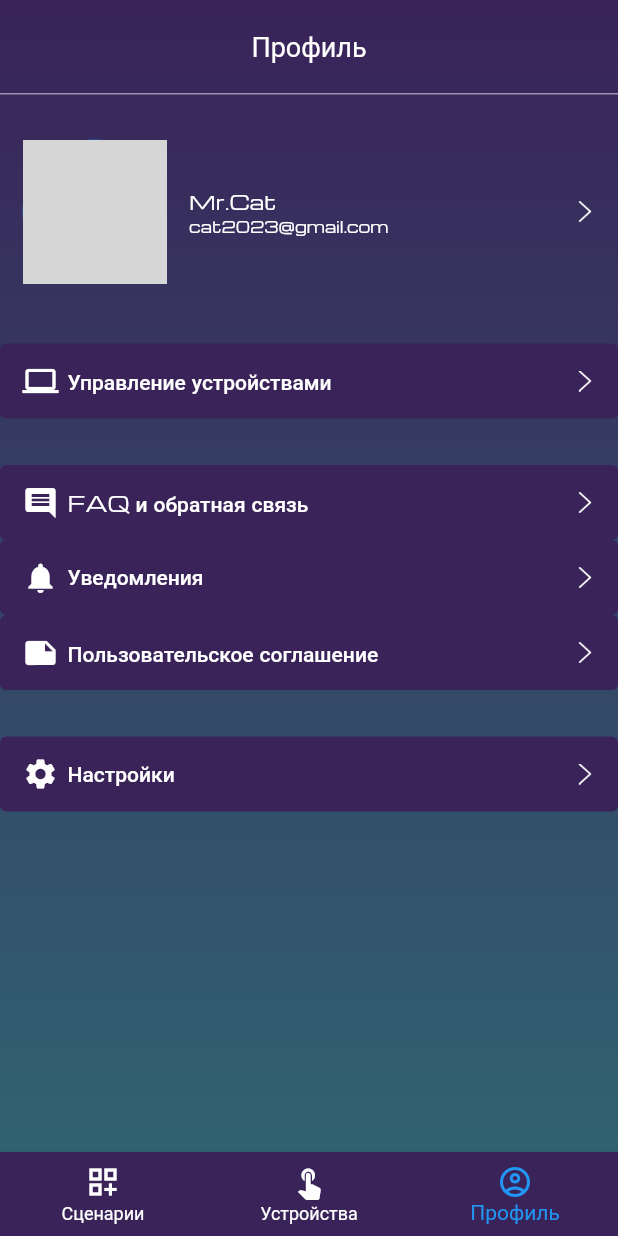
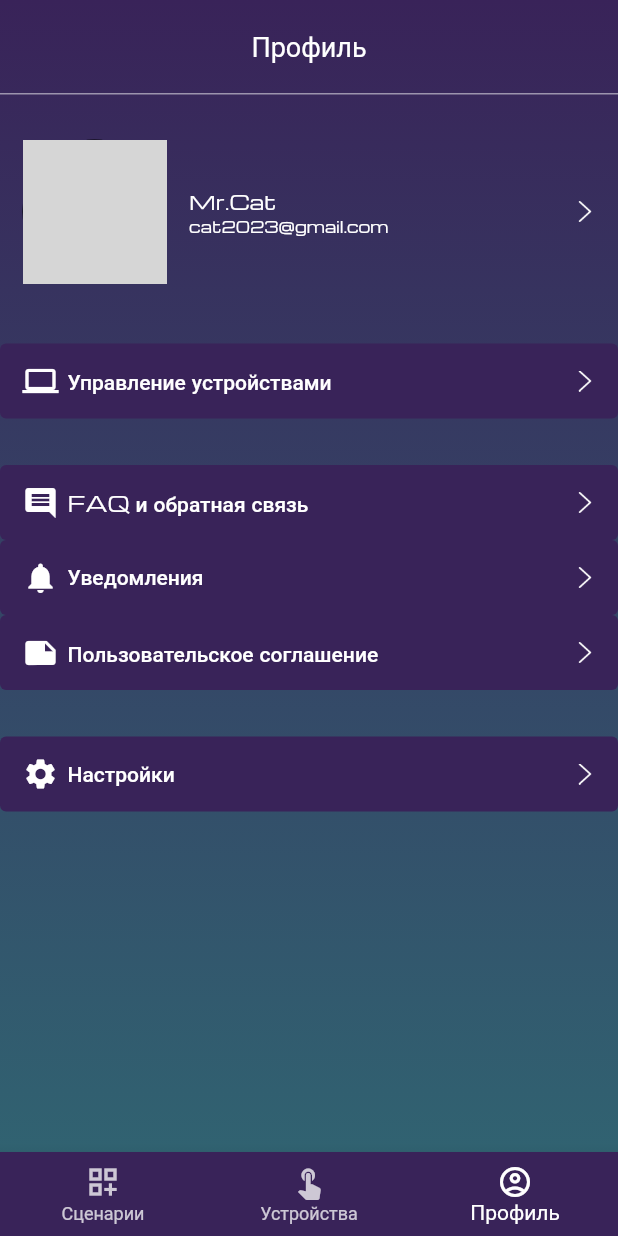
Before and after one commit to SergeiGD/IOT-flutter, a Flutter app: the screen it shows after launch, after a tap on "Далее", on a phone screen of 412 x 824 dp. Run offline on Flutter 3.47's test engine with Material 2 defaults, Android fonts, the phone set to English and light mode, and no system bars; grey boxes are pictures that could not be loaded.

Commit message:
implemented ThemeData and create GradientContainer

```diff
--- a/iot/lib/General/components/main_scuffold.dart
+++ b/iot/lib/General/components/main_scuffold.dart
@@ -1,7 +1,7 @@
 import 'package:flutter/material.dart';
+import 'package:iot/General/gradient_container.dart';
 import 'package:iot/ListDevicesScreen/list_devices_screen.dart';
 import 'package:iot/ProfileScreen/profile_screen.dart';
-import 'package:iot/constants.dart';
 
 class MainScaffold extends StatefulWidget {
   const MainScaffold({super.key});
@@ -27,20 +27,15 @@ class _MainScaffoldState extends State<MainScaffold> {
 
   @override
   Widget build(BuildContext context) {
-    return Container(
-      decoration: const BoxDecoration(
-        gradient: LinearGradient(
-          begin: Alignment.topCenter,
-          end: Alignment.bottomCenter,
-          colors: [Color(0xFF392359), Color(0xFF306773)],
-        ),
-      ),
+    return GradientContainer(
       child: Scaffold(
           backgroundColor: Colors.transparent,
           bottomNavigationBar: BottomNavigationBar(
-            unselectedItemColor: Colors.white,
             currentIndex: _currentIndex.round(),
-            backgroundColor: cMainBackgroundColor,
+            backgroundColor: Theme.of(context).colorScheme.primary,
+            unselectedItemColor:
+                Theme.of(context).colorScheme.onPrimary.withOpacity(0.75),
+            selectedItemColor: Theme.of(context).colorScheme.onPrimary,
             onTap: (tabIndex) {
               _controller.jumpToPage(tabIndex);
             },
--- a/iot/lib/General/components/nav_top.dart
+++ b/iot/lib/General/components/nav_top.dart
@@ -1,5 +1,4 @@
 import 'package:flutter/material.dart';
-import 'package:iot/constants.dart';
 
 class NavTop extends StatelessWidget implements PreferredSizeWidget {
   const NavTop(
--- a/iot/lib/General/components/top_navigation.dart
+++ b/iot/lib/General/components/top_navigation.dart
@@ -1,5 +1,4 @@
 import 'package:flutter/material.dart';
-import 'package:iot/constants.dart';
 import 'package:iot/General/components/redirect_button.dart';
 
 class NavIcon {
--- /dev/null
+++ b/iot/lib/General/gradient_container.dart
@@ -0,0 +1,23 @@
+import 'package:flutter/material.dart';
+
+class GradientContainer extends StatelessWidget {
+  const GradientContainer({super.key, required this.child});
+
+  final Widget child;
+
+  @override
+  Widget build(BuildContext context) {
+    return Container(
+        decoration: BoxDecoration(
+          gradient: LinearGradient(
+            begin: Alignment.topCenter,
+            end: Alignment.bottomCenter,
+            colors: [
+              Theme.of(context).colorScheme.primary,
+              Theme.of(context).colorScheme.background
+            ],
+          ),
+        ),
+        child: child);
+  }
+}
--- a/iot/lib/LoginScreen/components/body.dart
+++ /dev/null
@@ -1,3 +0,0 @@
-
-
-// todo
--- a/iot/lib/LoginScreen/login_screen.dart
+++ b/iot/lib/LoginScreen/login_screen.dart
@@ -1,21 +1,14 @@
 import 'package:flutter/material.dart';
 import 'package:iot/General/components/main_scuffold.dart';
-import 'package:iot/constants.dart';
+import 'package:iot/General/gradient_container.dart';
 
 class LoginScreen extends StatelessWidget {
   const LoginScreen({super.key});
 
   @override
   Widget build(BuildContext context) {
-    Size size = MediaQuery.of(context).size;
-    return Container(
-      decoration: const BoxDecoration(
-        gradient: LinearGradient(
-          begin: Alignment.topCenter,
-          end: Alignment.bottomCenter,
-          colors: [Color(0xFF392359), Color(0xFF306773)],
-        ),
-      ),
+    return GradientContainer(
+      child: Padding(
         padding: const EdgeInsets.symmetric(horizontal: 20, vertical: 30),
         child: Scaffold(
           backgroundColor: Colors.transparent,
@@ -50,13 +43,15 @@ class LoginScreen extends StatelessWidget {
                           Tab(text: "По телефону")
                         ]),
                         Expanded(
-                        child: TabBarView(children: [LoginForm(), PhoneForm()]),
+                          child:
+                              TabBarView(children: [LoginForm(), PhoneForm()]),
                         ),
                         Text(
                           'Нажимая “Далее”, Вы соглашаетесь с \nусловиями пользовательского соглашения',
                           textAlign: TextAlign.center,
                         )
                       ]),
+                ),
               ),
             ),
           ),
@@ -130,7 +125,7 @@ class _LoginFormState extends State<LoginForm> {
             ElevatedButton(
                 style: ElevatedButton.styleFrom(
                     padding: const EdgeInsets.symmetric(vertical: 12),
-                    backgroundColor: const Color.fromRGBO(102, 119, 217, 0.85)),
+                    backgroundColor: Theme.of(context).colorScheme.secondary),
                 onPressed: () {
                   Navigator.push(
                       context,
--- a/iot/lib/constants.dart
+++ b/iot/lib/constants.dart
@@ -1,7 +1,15 @@
-import 'dart:ui';
+import 'package:flutter/material.dart';
 
 const Color cMainBackgroundColor = Color.fromRGBO(57, 35, 89, 1);
 const Color cSecondaryBackgroundColor = Color.fromRGBO(48, 103, 115, 1);
 const Color cSecondaryTextColor = Color.fromRGBO(255, 255, 255, 0.5);
 const Color cGreenColor = Color.fromRGBO(35, 140, 130, 1);
-const Color cBlueColor = Color.fromRGBO(102, 119, 217, 1);
+
+const Color cPrimary = Color(0xFF392359);
+const Color cAccentColor = Colors
+    .white; // используется в тексте и иконках нижней навигации, тексте кнопок, заголовках, иконках
+const Color cSecondary = Color(0xD86677D9);
+const Color cGradientColor =
+    Color(0xFF306773); // второй цвет градиента, первый это cPrimary
+const Color cSecondAccentColor = Color.fromRGBO(
+    255, 255, 255, 0.5); // используется в тексте на странице списка устройств
--- a/iot/lib/main.dart
+++ b/iot/lib/main.dart
@@ -1,6 +1,7 @@
 import 'package:flutter/material.dart';
 // import 'package:iot/ListDevicesScreen/list_devices_screen.dart';
 import 'package:iot/LoginScreen/login_screen.dart';
+import 'package:iot/constants.dart';
 
 void main() {
   runApp(const MyApp());
@@ -8,16 +9,35 @@ void main() {
 
 class MyApp extends StatelessWidget {
   const MyApp({super.key});
-
   @override
   Widget build(BuildContext context) {
-    return MaterialApp(
-      title: "Smart Home",
-      theme: ThemeData(
+    ColorScheme defaultColorScheme() {
+      return const ColorScheme(
+          brightness: Brightness.dark,
+          primary: cPrimary, // фон кнопок
+          onPrimary: cAccentColor, // текст кнопок
+          secondary: cSecondary, //
+          onSecondary: cSecondAccentColor,
+          error: Colors.red,
+          onError: Colors.red,
+          background: cGradientColor, // временно используется для градиента
+          onBackground: cPrimary,
+          surface: cPrimary,
+          onSurface: cAccentColor // кнопка назад на навигации
+          );
+    }
+
+    ThemeData defaultTheme = ThemeData(
+        // может быть перейдем потом на material 3
+        // useMaterial3: true,
         fontFamily: "Michroma",
+        colorScheme: defaultColorScheme(),
+        // colorScheme: ColorScheme.fromSeed(seedColor: const Color(0xFF392359), brightness: Brightness.dark),
         elevatedButtonTheme: ElevatedButtonThemeData(
             style: ElevatedButton.styleFrom(
-            backgroundColor: const Color.fromRGBO(102, 119, 217, 0.85),
+          elevation: 0,
+          padding: const EdgeInsets.symmetric(horizontal: 15, vertical: 13),
+          //backgroundColor: const Color.fromRGBO(57, 35, 89, 1),
         )),
         inputDecorationTheme: const InputDecorationTheme(
           enabledBorder: UnderlineInputBorder(
@@ -26,10 +46,11 @@ class MyApp extends StatelessWidget {
               borderSide: BorderSide(color: Colors.white70)),
         ),
         textSelectionTheme:
-              const TextSelectionThemeData(cursorColor: Colors.white70),
-          textTheme: const TextTheme(
-              bodyMedium: TextStyle(color: Colors.white),
-              titleMedium: TextStyle(color: Colors.white70))),
+            const TextSelectionThemeData(cursorColor: Colors.white70));
+
+    return MaterialApp(
+      title: "Smart Home",
+      theme: defaultTheme,
       home: const LoginScreen(),
       debugShowCheckedModeBanner: false,
     );
```
Also changed, not shown: iot/lib/AddDevicesScreen/add_devices_screen.dart (+3 -20 lines), iot/lib/AddDevicesScreen/components/body.dart (+6 -6 lines), iot/lib/ListDevicesScreen/components/body.dart (+3 -4 lines), iot/lib/ProfileScreen/profile_screen.dart (+13 -19 lines). Lines whose indentation alone changed are shown as unchanged.
